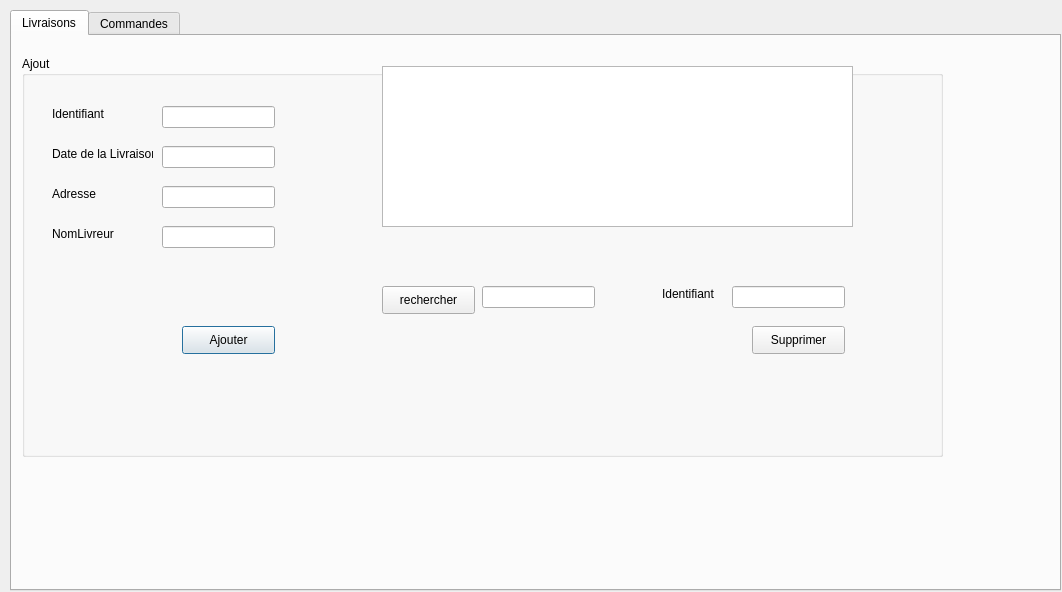
Before: the Qt Designer form Projet_2a/gestionlivraisons.ui in medhama/ThePieChart, drawn with Qt 5.
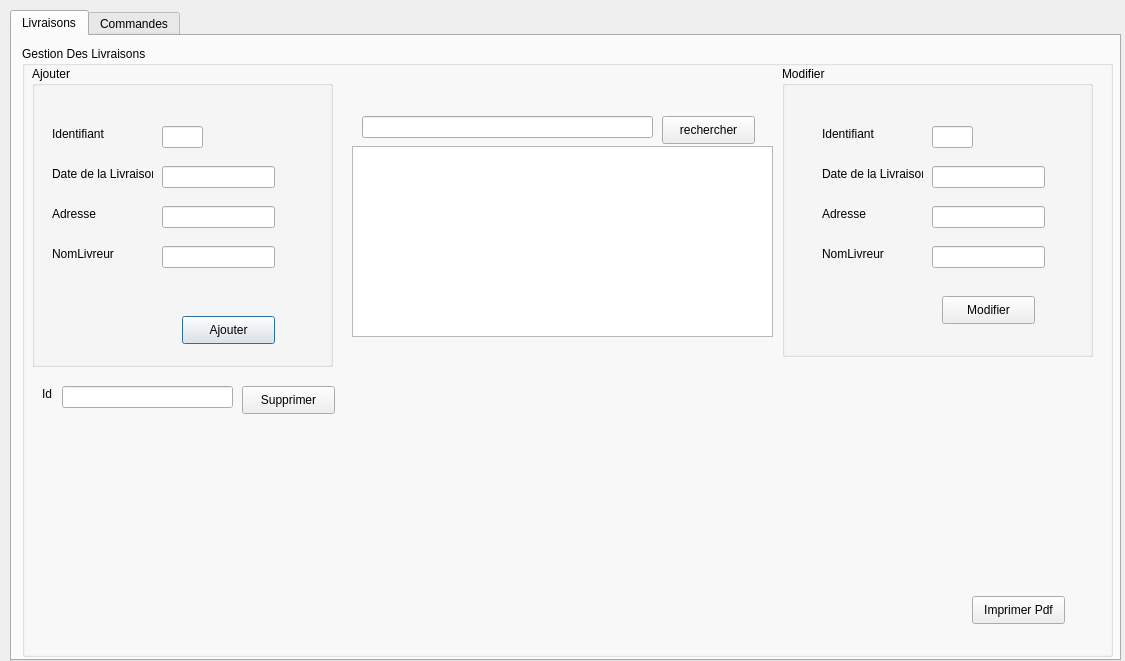
After: the same form once the commit is applied.

The edit to the form file:
```diff
--- a/Projet_2a/gestionlivraisons.ui
+++ b/Projet_2a/gestionlivraisons.ui
@@ -6,8 +6,8 @@
    <rect>
     <x>0</x>
     <y>0</y>
-    <width>1062</width>
-    <height>592</height>
+    <width>1125</width>
+    <height>661</height>
    </rect>
   </property>
   <property name="windowTitle">
@@ -18,8 +18,8 @@
     <rect>
      <x>10</x>
      <y>10</y>
-     <width>1051</width>
-     <height>581</height>
+     <width>1111</width>
+     <height>651</height>
     </rect>
    </property>
    <property name="currentIndex">
@@ -33,83 +33,14 @@
      <property name="geometry">
       <rect>
        <x>10</x>
-       <y>20</y>
-       <width>921</width>
-       <height>401</height>
+       <y>10</y>
+       <width>1091</width>
+       <height>611</height>
       </rect>
      </property>
      <property name="title">
-      <string>Ajout</string>
+      <string>Gestion Des Livraisons</string>
      </property>
-     <widget class="QLabel" name="label">
-      <property name="geometry">
-       <rect>
-        <x>30</x>
-        <y>50</y>
-        <width>55</width>
-        <height>16</height>
-       </rect>
-      </property>
-      <property name="text">
-       <string>Identifiant</string>
-      </property>
-     </widget>
-     <widget class="QLabel" name="label_2">
-      <property name="geometry">
-       <rect>
-        <x>30</x>
-        <y>90</y>
-        <width>101</width>
-        <height>16</height>
-       </rect>
-      </property>
-      <property name="text">
-       <string>Date de la Livraison</string>
-      </property>
-     </widget>
-     <widget class="QLabel" name="label_3">
-      <property name="geometry">
-       <rect>
-        <x>30</x>
-        <y>130</y>
-        <width>55</width>
-        <height>16</height>
-       </rect>
-      </property>
-      <property name="text">
-       <string>Adresse</string>
-      </property>
-     </widget>
-     <widget class="QLineEdit" name="le_id">
-      <property name="geometry">
-       <rect>
-        <x>140</x>
-        <y>50</y>
-        <width>113</width>
-        <height>22</height>
-       </rect>
-      </property>
-     </widget>
-     <widget class="QLineEdit" name="la_Dateliv">
-      <property name="geometry">
-       <rect>
-        <x>140</x>
-        <y>90</y>
-        <width>113</width>
-        <height>22</height>
-       </rect>
-      </property>
-     </widget>
-     <widget class="QLineEdit" name="la_adresseliv">
-      <property name="geometry">
-       <rect>
-        <x>140</x>
-        <y>130</y>
-        <width>113</width>
-        <height>22</height>
-       </rect>
-      </property>
-     </widget>
      <widget class="QPushButton" name="pb_ajouterliv">
       <property name="geometry">
        <rect>
@@ -126,8 +57,8 @@
      <widget class="QPushButton" name="pb_supprimer_liv">
       <property name="geometry">
        <rect>
-        <x>730</x>
-        <y>270</y>
+        <x>220</x>
+        <y>340</y>
         <width>93</width>
         <height>28</height>
        </rect>
@@ -139,51 +70,107 @@
      <widget class="QLineEdit" name="le_id_supp_liv">
       <property name="geometry">
        <rect>
-        <x>710</x>
-        <y>230</y>
-        <width>113</width>
+        <x>40</x>
+        <y>340</y>
+        <width>171</width>
         <height>22</height>
        </rect>
       </property>
      </widget>
-     <widget class="QLabel" name="label_12">
-      <property name="geometry">
-       <rect>
-        <x>640</x>
-        <y>230</y>
-        <width>55</width>
-        <height>16</height>
-       </rect>
-      </property>
-      <property name="text">
-       <string>Identifiant</string>
-      </property>
-     </widget>
      <widget class="QTableView" name="tab_Livraisons">
       <property name="geometry">
        <rect>
-        <x>360</x>
-        <y>10</y>
-        <width>471</width>
-        <height>161</height>
+        <x>330</x>
+        <y>100</y>
+        <width>421</width>
+        <height>191</height>
        </rect>
       </property>
      </widget>
-     <widget class="QLineEdit" name="le_nomLiv">
+     <widget class="QLabel" name="label_7">
       <property name="geometry">
        <rect>
-        <x>140</x>
-        <y>170</y>
+        <x>800</x>
+        <y>160</y>
+        <width>55</width>
+        <height>16</height>
+       </rect>
+      </property>
+      <property name="text">
+       <string>Adresse</string>
+      </property>
+     </widget>
+     <widget class="QLineEdit" name="le_nomLiv_Mo">
+      <property name="geometry">
+       <rect>
+        <x>910</x>
+        <y>200</y>
         <width>113</width>
         <height>22</height>
        </rect>
       </property>
      </widget>
-     <widget class="QLabel" name="label_13">
+     <widget class="QLineEdit" name="la_adresseliv_Mo">
       <property name="geometry">
        <rect>
-        <x>30</x>
-        <y>170</y>
+        <x>910</x>
+        <y>160</y>
+        <width>113</width>
+        <height>22</height>
+       </rect>
+      </property>
+     </widget>
+     <widget class="QLabel" name="label_8">
+      <property name="geometry">
+       <rect>
+        <x>800</x>
+        <y>120</y>
+        <width>101</width>
+        <height>16</height>
+       </rect>
+      </property>
+      <property name="text">
+       <string>Date de la Livraison</string>
+      </property>
+     </widget>
+     <widget class="QLabel" name="label_9">
+      <property name="geometry">
+       <rect>
+        <x>800</x>
+        <y>80</y>
+        <width>55</width>
+        <height>16</height>
+       </rect>
+      </property>
+      <property name="text">
+       <string>Identifiant</string>
+      </property>
+     </widget>
+     <widget class="QLineEdit" name="la_Dateliv_Mo">
+      <property name="geometry">
+       <rect>
+        <x>910</x>
+        <y>120</y>
+        <width>113</width>
+        <height>22</height>
+       </rect>
+      </property>
+     </widget>
+     <widget class="QLineEdit" name="modifier_liv_id_chercher">
+      <property name="geometry">
+       <rect>
+        <x>910</x>
+        <y>80</y>
+        <width>41</width>
+        <height>22</height>
+       </rect>
+      </property>
+     </widget>
+     <widget class="QLabel" name="label_16">
+      <property name="geometry">
+       <rect>
+        <x>800</x>
+        <y>200</y>
         <width>71</width>
         <height>16</height>
        </rect>
@@ -192,29 +179,204 @@
        <string>NomLivreur</string>
       </property>
      </widget>
-     <widget class="QPushButton" name="pb_ajouterliv_2">
+     <widget class="QLineEdit" name="le_id_rech_liv1">
       <property name="geometry">
        <rect>
-        <x>360</x>
-        <y>230</y>
-        <width>93</width>
-        <height>28</height>
-       </rect>
-      </property>
-      <property name="text">
-       <string>rechercher</string>
-      </property>
-     </widget>
-     <widget class="QLineEdit" name="le_id_supp_liv_2">
-      <property name="geometry">
-       <rect>
-        <x>460</x>
-        <y>230</y>
-        <width>113</width>
+        <x>340</x>
+        <y>70</y>
+        <width>291</width>
         <height>22</height>
        </rect>
       </property>
      </widget>
+     <widget class="QPushButton" name="pb_rechercher_liv">
+      <property name="geometry">
+       <rect>
+        <x>640</x>
+        <y>70</y>
+        <width>93</width>
+        <height>28</height>
+       </rect>
+      </property>
+      <property name="text">
+       <string>rechercher</string>
+      </property>
+     </widget>
+     <widget class="QPushButton" name="pb_pdf_liv">
+      <property name="geometry">
+       <rect>
+        <x>950</x>
+        <y>550</y>
+        <width>93</width>
+        <height>28</height>
+       </rect>
+      </property>
+      <property name="text">
+       <string>Imprimer Pdf</string>
+      </property>
+     </widget>
+     <widget class="QGroupBox" name="groupBox_3">
+      <property name="geometry">
+       <rect>
+        <x>760</x>
+        <y>20</y>
+        <width>311</width>
+        <height>291</height>
+       </rect>
+      </property>
+      <property name="title">
+       <string>Modifier</string>
+      </property>
+      <widget class="QPushButton" name="pb_Modifierliv">
+       <property name="geometry">
+        <rect>
+         <x>160</x>
+         <y>230</y>
+         <width>93</width>
+         <height>28</height>
+        </rect>
+       </property>
+       <property name="text">
+        <string>Modifier</string>
+       </property>
+      </widget>
+     </widget>
+     <widget class="QGroupBox" name="groupBox_4">
+      <property name="geometry">
+       <rect>
+        <x>10</x>
+        <y>20</y>
+        <width>301</width>
+        <height>301</height>
+       </rect>
+      </property>
+      <property name="title">
+       <string>Ajouter</string>
+      </property>
+      <widget class="QLabel" name="label">
+       <property name="geometry">
+        <rect>
+         <x>20</x>
+         <y>60</y>
+         <width>55</width>
+         <height>16</height>
+        </rect>
+       </property>
+       <property name="text">
+        <string>Identifiant</string>
+       </property>
+      </widget>
+      <widget class="QLineEdit" name="la_adresseliv">
+       <property name="geometry">
+        <rect>
+         <x>130</x>
+         <y>140</y>
+         <width>113</width>
+         <height>22</height>
+        </rect>
+       </property>
+      </widget>
+      <widget class="QLineEdit" name="le_id">
+       <property name="geometry">
+        <rect>
+         <x>130</x>
+         <y>60</y>
+         <width>41</width>
+         <height>22</height>
+        </rect>
+       </property>
+      </widget>
+      <widget class="QLineEdit" name="le_nomLiv">
+       <property name="geometry">
+        <rect>
+         <x>130</x>
+         <y>180</y>
+         <width>113</width>
+         <height>22</height>
+        </rect>
+       </property>
+      </widget>
+      <widget class="QLabel" name="label_2">
+       <property name="geometry">
+        <rect>
+         <x>20</x>
+         <y>100</y>
+         <width>101</width>
+         <height>16</height>
+        </rect>
+       </property>
+       <property name="text">
+        <string>Date de la Livraison</string>
+       </property>
+      </widget>
+      <widget class="QLabel" name="label_13">
+       <property name="geometry">
+        <rect>
+         <x>20</x>
+         <y>180</y>
+         <width>71</width>
+         <height>16</height>
+        </rect>
+       </property>
+       <property name="text">
+        <string>NomLivreur</string>
+       </property>
+      </widget>
+      <widget class="QLineEdit" name="la_Dateliv">
+       <property name="geometry">
+        <rect>
+         <x>130</x>
+         <y>100</y>
+         <width>113</width>
+         <height>22</height>
+        </rect>
+       </property>
+      </widget>
+      <widget class="QLabel" name="label_3">
+       <property name="geometry">
+        <rect>
+         <x>20</x>
+         <y>140</y>
+         <width>55</width>
+         <height>16</height>
+        </rect>
+       </property>
+       <property name="text">
+        <string>Adresse</string>
+       </property>
+      </widget>
+     </widget>
+     <widget class="QLabel" name="label_24">
+      <property name="geometry">
+       <rect>
+        <x>20</x>
+        <y>340</y>
+        <width>21</width>
+        <height>16</height>
+       </rect>
+      </property>
+      <property name="text">
+       <string>Id</string>
+      </property>
+     </widget>
+     <zorder>groupBox_4</zorder>
+     <zorder>groupBox_3</zorder>
+     <zorder>pb_ajouterliv</zorder>
+     <zorder>pb_supprimer_liv</zorder>
+     <zorder>le_id_supp_liv</zorder>
+     <zorder>tab_Livraisons</zorder>
+     <zorder>label_7</zorder>
+     <zorder>le_nomLiv_Mo</zorder>
+     <zorder>la_adresseliv_Mo</zorder>
+     <zorder>label_8</zorder>
+     <zorder>label_9</zorder>
+     <zorder>la_Dateliv_Mo</zorder>
+     <zorder>modifier_liv_id_chercher</zorder>
+     <zorder>label_16</zorder>
+     <zorder>le_id_rech_liv1</zorder>
+     <zorder>pb_rechercher_liv</zorder>
+     <zorder>pb_pdf_liv</zorder>
+     <zorder>label_24</zorder>
     </widget>
    </widget>
    <widget class="QWidget" name="La_commande">
```
Left out of the diff: 237 changed lines with no effect on the pictures.
